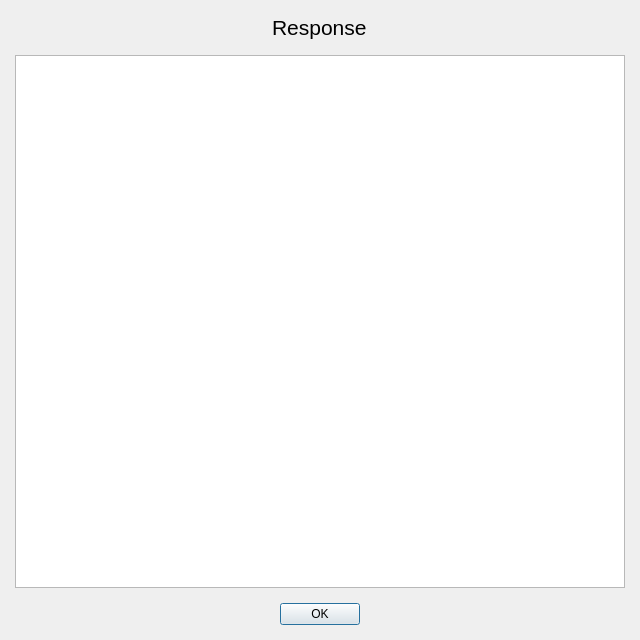
Before: the Qt Designer form src/gui/apiresponse.ui in someretical/TheoreticalDiary, drawn with Qt 5.
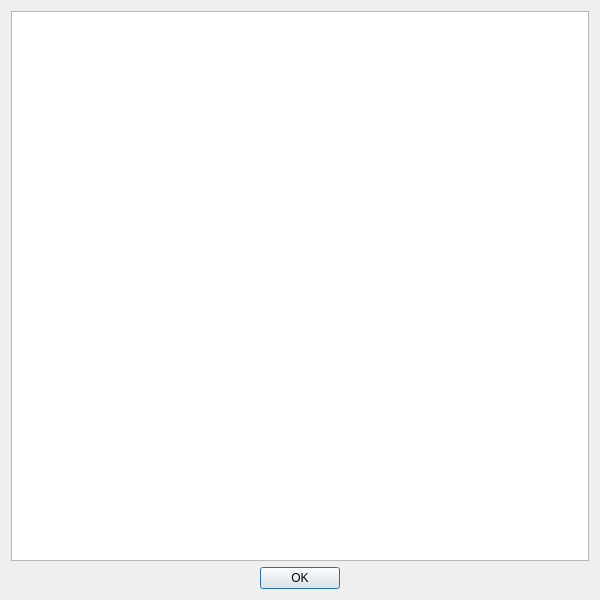
After: the same form once the commit is applied.

The edit to the form file:
```diff
--- a/src/gui/apiresponse.ui
+++ b/src/gui/apiresponse.ui
@@ -2,65 +2,30 @@
 <ui version="4.0">
  <class>APIResponse</class>
  <widget class="QDialog" name="APIResponse">
-  <property name="geometry">
-   <rect>
-    <x>0</x>
-    <y>0</y>
-    <width>640</width>
-    <height>640</height>
-   </rect>
-  </property>
   <property name="minimumSize">
    <size>
-    <width>640</width>
-    <height>640</height>
+    <width>600</width>
+    <height>600</height>
    </size>
   </property>
   <property name="windowTitle">
    <string>API response</string>
   </property>
   <layout class="QGridLayout" name="gridLayout">
-   <property name="leftMargin">
-    <number>15</number>
-   </property>
-   <property name="topMargin">
-    <number>15</number>
-   </property>
-   <property name="rightMargin">
-    <number>15</number>
-   </property>
-   <property name="bottomMargin">
-    <number>15</number>
-   </property>
-   <property name="spacing">
-    <number>15</number>
-   </property>
-   <item row="0" column="0" alignment="Qt::AlignHCenter|Qt::AlignBottom">
-    <widget class="QLabel" name="label">
-     <property name="font">
-      <font>
-       <pointsize>16</pointsize>
-      </font>
-     </property>
+   <item row="1" column="0" alignment="Qt::AlignHCenter">
+    <widget class="QPushButton" name="ok_button">
      <property name="text">
-      <string>Response</string>
+      <string>OK</string>
      </property>
     </widget>
    </item>
-   <item row="1" column="0">
+   <item row="0" column="0">
     <widget class="QPlainTextEdit" name="res">
      <property name="textInteractionFlags">
       <set>Qt::LinksAccessibleByKeyboard|Qt::LinksAccessibleByMouse|Qt::TextBrowserInteraction|Qt::TextEditable|Qt::TextEditorInteraction|Qt::TextSelectableByKeyboard|Qt::TextSelectableByMouse</set>
      </property>
     </widget>
    </item>
-   <item row="2" column="0" alignment="Qt::AlignHCenter">
-    <widget class="QPushButton" name="ok_button">
-     <property name="text">
-      <string>OK</string>
-     </property>
-    </widget>
-   </item>
   </layout>
  </widget>
  <resources/>
```
